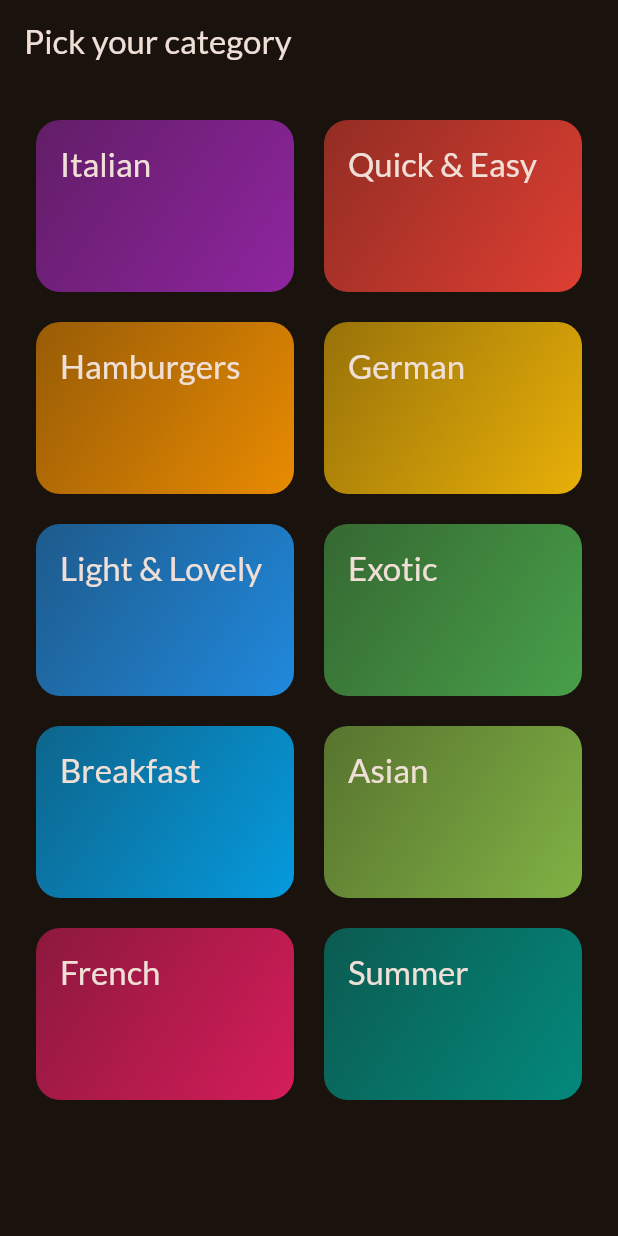
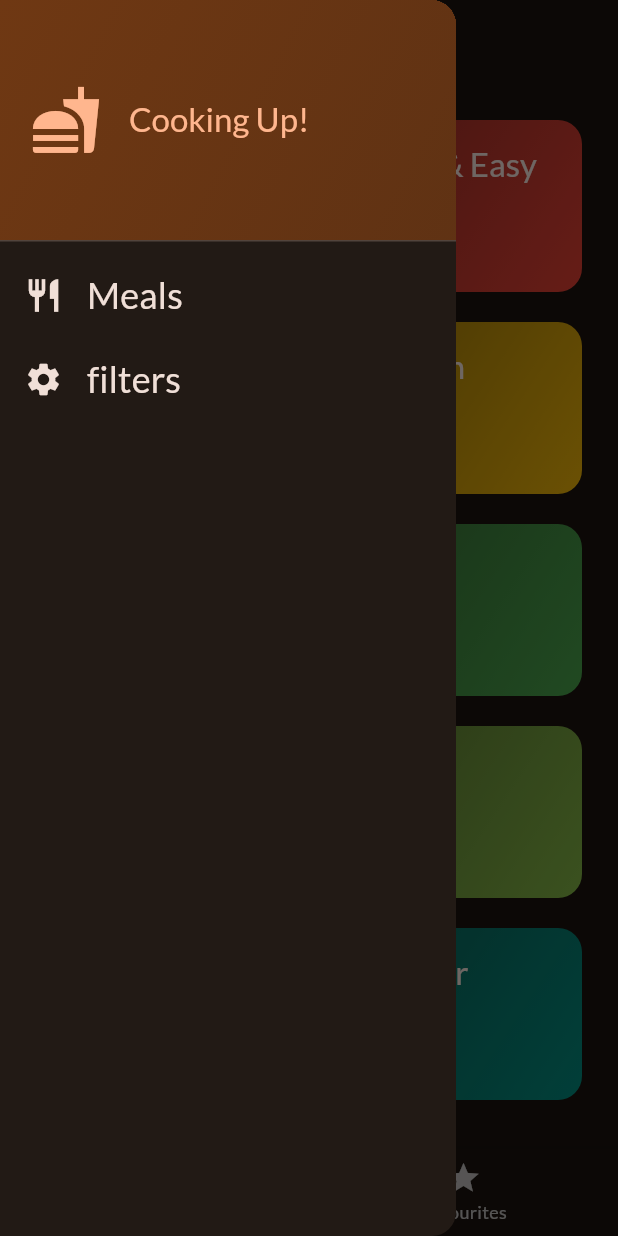
Before and after one commit to Demetre-Panjakidze/meals_app, a Flutter app: the screen it shows after launch, with the side drawer open (before the commit the screen has no drawer), on a phone screen of 412 x 824 dp. Run offline on Flutter 3.47's test engine with Material 2 defaults, Android fonts, the phone set to English and light mode, and no system bars; our stand-ins replace google_fonts, transparent_image.

Commit message:
start of the filters development

```diff
--- a/lib/main.dart
+++ b/lib/main.dart
@@ -1,7 +1,7 @@
 import 'package:flutter/material.dart';
 
 import 'package:google_fonts/google_fonts.dart';
-import 'screens/categories.dart';
+import 'package:meals/screens/tabs.dart';
 
 final theme = ThemeData(
   useMaterial3: true,
@@ -23,7 +23,7 @@ class App extends StatelessWidget {
   Widget build(BuildContext context) {
     return MaterialApp(
       theme: theme,
-      home: const CategoriesScreen(),
+      home: const TabsScreen(),
     );
   }
 }
--- a/lib/screens/categories.dart
+++ b/lib/screens/categories.dart
@@ -1,11 +1,17 @@
 import 'package:flutter/material.dart';
 import 'package:meals/data/dummy_data.dart';
 import 'package:meals/models/category.dart';
+import 'package:meals/models/meal.dart';
 import 'package:meals/screens/meals.dart';
 import 'package:meals/widgets/category_grid_item.dart';
 
 class CategoriesScreen extends StatelessWidget {
-  const CategoriesScreen({super.key});
+  const CategoriesScreen({
+    super.key,
+    required this.onToggleFavourite,
+  });
+
+  final void Function(Meal meal) onToggleFavourite;
 
   void _selectCategory(BuildContext context, Category category) {
     final filteredMeals = dummyMeals
@@ -17,6 +23,7 @@ class CategoriesScreen extends StatelessWidget {
         builder: (ctx) => MealsScreen(
           title: category.title,
           meals: filteredMeals,
+          onToggleFavourite: onToggleFavourite,
         ),
       ),
     );
@@ -24,11 +31,7 @@ class CategoriesScreen extends StatelessWidget {
 
   @override
   Widget build(BuildContext context) {
-    return Scaffold(
-      appBar: AppBar(
-        title: const Text('Pick your category'),
-      ),
-      body: GridView(
+    return GridView(
       padding: const EdgeInsets.all(24),
       gridDelegate: const SliverGridDelegateWithFixedCrossAxisCount(
         crossAxisCount: 2,
@@ -45,7 +48,6 @@ class CategoriesScreen extends StatelessWidget {
             },
           ),
       ],
-      ),
     );
   }
 }
--- /dev/null
+++ b/lib/screens/tabs.dart
@@ -0,0 +1,89 @@
+import 'package:flutter/material.dart';
+import 'package:meals/models/meal.dart';
+import 'package:meals/screens/categories.dart';
+import 'package:meals/screens/meals.dart';
+import 'package:meals/widgets/main_drawer.dart';
+
+class TabsScreen extends StatefulWidget {
+  const TabsScreen({super.key});
+
+  @override
+  State<TabsScreen> createState() => _TabsScreenState();
+}
+
+class _TabsScreenState extends State<TabsScreen> {
+  int _selectedPageIndex = 0;
+  final List<Meal> _favouriteMeals = [];
+
+  void _showInfoMessage(String message) {
+    ScaffoldMessenger.of(context).clearSnackBars();
+    ScaffoldMessenger.of(context)
+        .showSnackBar(SnackBar(content: Text(message)));
+  }
+
+  void _toggleMealFavouriteStatus(Meal meal) {
+    final isExisting = _favouriteMeals.contains(meal);
+    if (isExisting) {
+      setState(() {
+        _favouriteMeals.remove(meal);
+      });
+      _showInfoMessage('Meal is no longer a favourite.');
+    } else {
+      setState(() {
+        _favouriteMeals.add(meal);
+        _showInfoMessage('Marked as a favourite.');
+      });
+    }
+  }
+
+  void _selectPage(int index) {
+    setState(() {
+      _selectedPageIndex = index;
+    });
+  }
+
+  void _setScreen(String identifier) {
+    if (identifier == 'filters') {
+    } else {
+      Navigator.of(context).pop();
+    }
+  }
+
+  @override
+  Widget build(BuildContext context) {
+    Widget activePage = CategoriesScreen(
+      onToggleFavourite: _toggleMealFavouriteStatus,
+    );
+    var activePageTitle = 'categories';
+
+    if (_selectedPageIndex == 1) {
+      activePage = MealsScreen(
+        meals: _favouriteMeals,
+        onToggleFavourite: _toggleMealFavouriteStatus,
+      );
+      activePageTitle = 'Your favourites';
+    }
+
+    return Scaffold(
+      appBar: AppBar(
+        title: Text(activePageTitle),
+      ),
+      drawer: MainDrawer(onSelectScreen: _setScreen),
+      body: activePage,
+      bottomNavigationBar: BottomNavigationBar(
+        onTap: _selectPage,
+        currentIndex: _selectedPageIndex,
+        items: const [
+          BottomNavigationBarItem(
+            icon: Icon(Icons.set_meal),
+            label: 'Categories',
+          ),
+          BottomNavigationBarItem(
+            icon: Icon(Icons.star),
+            label: 'Favourites',
+          ),
+        ],
+      ),
+    );
+  }
+}
--- /dev/null
+++ b/lib/widgets/main_drawer.dart
@@ -0,0 +1,83 @@
+import 'package:flutter/material.dart';
+
+class MainDrawer extends StatelessWidget {
+  const MainDrawer({super.key, required this.onSelectScreen});
+
+  final void Function(String identifier) onSelectScreen;
+
+  @override
+  Widget build(BuildContext context) {
+    return Drawer(
+      child: Column(
+        children: [
+          DrawerHeader(
+            decoration: BoxDecoration(
+              gradient: LinearGradient(
+                colors: [
+                  Theme.of(context).colorScheme.primaryContainer,
+                  Theme.of(context)
+                      .colorScheme
+                      .primaryContainer
+                      .withOpacity(0.8),
+                ],
+                begin: Alignment.topLeft,
+                end: Alignment.bottomRight,
+              ),
+            ),
+            padding: const EdgeInsets.all(20),
+            child: Row(children: [
+              Padding(
+                padding: const EdgeInsets.only(right: 18.0),
+                child: Icon(
+                  Icons.fastfood,
+                  size: 48,
+                  color: Theme.of(context).colorScheme.primary,
+                ),
+              ),
+              Text(
+                'Cooking Up!',
+                style: Theme.of(context).textTheme.titleLarge!.copyWith(
+                      color: Theme.of(context).colorScheme.primary,
+                    ),
+              )
+            ]),
+          ),
+          ListTile(
+            leading: Icon(
+              Icons.restaurant,
+              size: 26,
+              color: Theme.of(context).colorScheme.onBackground,
+            ),
+            title: Text(
+              'Meals',
+              style: Theme.of(context).textTheme.titleSmall!.copyWith(
+                    color: Theme.of(context).colorScheme.onBackground,
+                    fontSize: 24,
+                  ),
+            ),
+            onTap: () {
+              onSelectScreen('meals');
+            },
+          ),
+          ListTile(
+            leading: Icon(
+              Icons.settings,
+              size: 26,
+              color: Theme.of(context).colorScheme.onBackground,
+            ),
+            title: Text(
+              'filters',
+              style: Theme.of(context).textTheme.titleSmall!.copyWith(
+                    color: Theme.of(context).colorScheme.onBackground,
+                    fontSize: 24,
+                  ),
+            ),
+            onTap: () {
+              onSelectScreen('filters');
+            },
+          ),
+        ],
+      ),
+    );
+  }
+}
```
Also changed, not shown: lib/screens/filters.dart (added, +15 -0 lines), lib/screens/meal_details.dart (+10 -0 lines), lib/screens/meals.dart (+13 -4 lines). Lines whose indentation alone changed are shown as unchanged.
